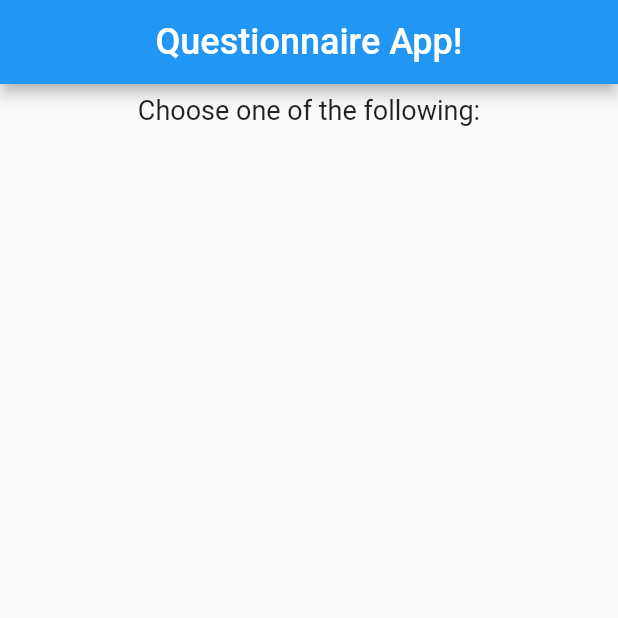
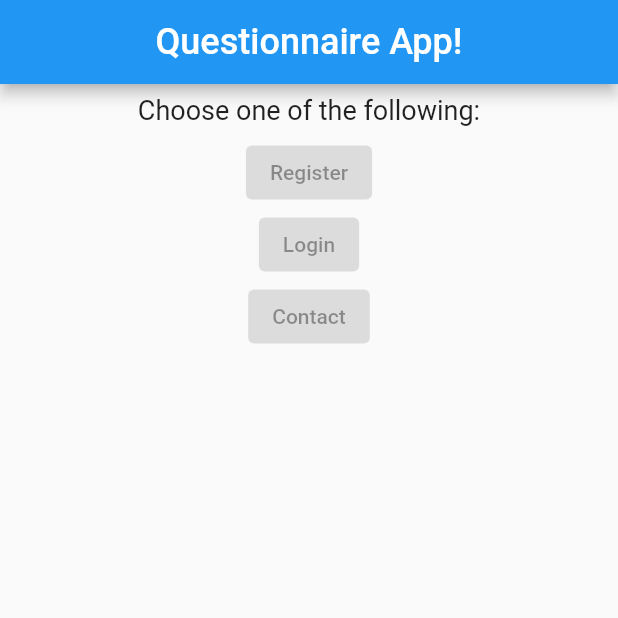
Before and after one commit to adogbeji/QuizApp3, a Flutter app: the screen it shows after launch, on a phone screen of 412 x 824 dp, the top half of it. Run offline on Flutter 3.47's test engine with Material 2 defaults, Android fonts, the light colour scheme and no system bars.

Commit message:
Add buttons to Column widget

```diff
--- a/lib/main.dart
+++ b/lib/main.dart
@@ -24,7 +24,19 @@ class MyApp extends StatelessWidget {
               child:
             Text('Choose one of the following:', style: TextStyle(fontSize: 18), textAlign: TextAlign.center),
             ),
-          ]
+            ElevatedButton(
+              child: Text('Register'),
+              onPressed: null,
+            ),
+            ElevatedButton(
+              child: Text('Login'),
+              onPressed: null,
+            ),
+            ElevatedButton(
+              child: Text('Contact'),
+              onPressed: null,
+            ),
+          ],
         ),
       ),
     );
```
